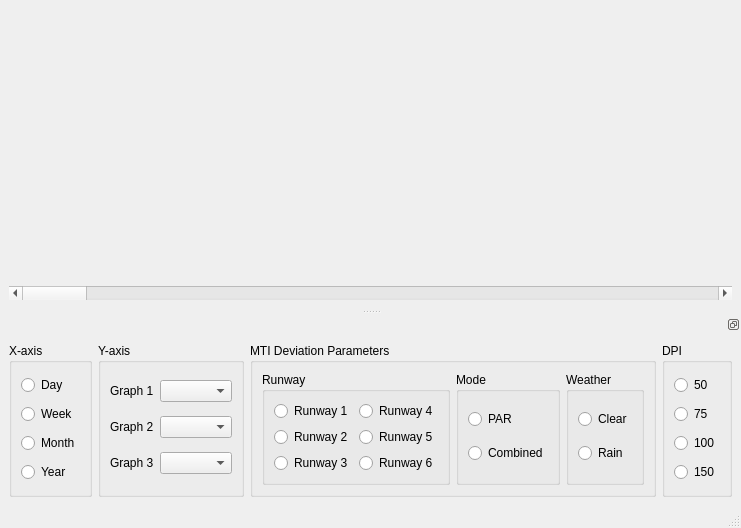
Old version of the form resources/ui_graphwindow.ui in the repository komministern/gca_analysis_tool.
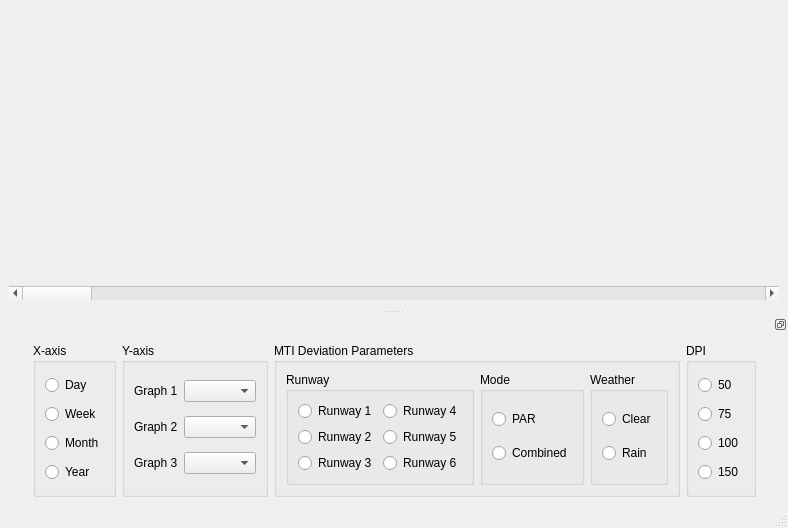
New version of the form. Custom widgets are drawn as their Qt base class.

Diff of the .ui file:
```diff
--- a/resources/ui_graphwindow.ui
+++ b/resources/ui_graphwindow.ui
@@ -6,7 +6,7 @@
    <rect>
     <x>0</x>
     <y>0</y>
-    <width>718</width>
+    <width>788</width>
     <height>528</height>
    </rect>
   </property>
```
Left out of the diff: 6 changed lines with no effect on the pictures.
